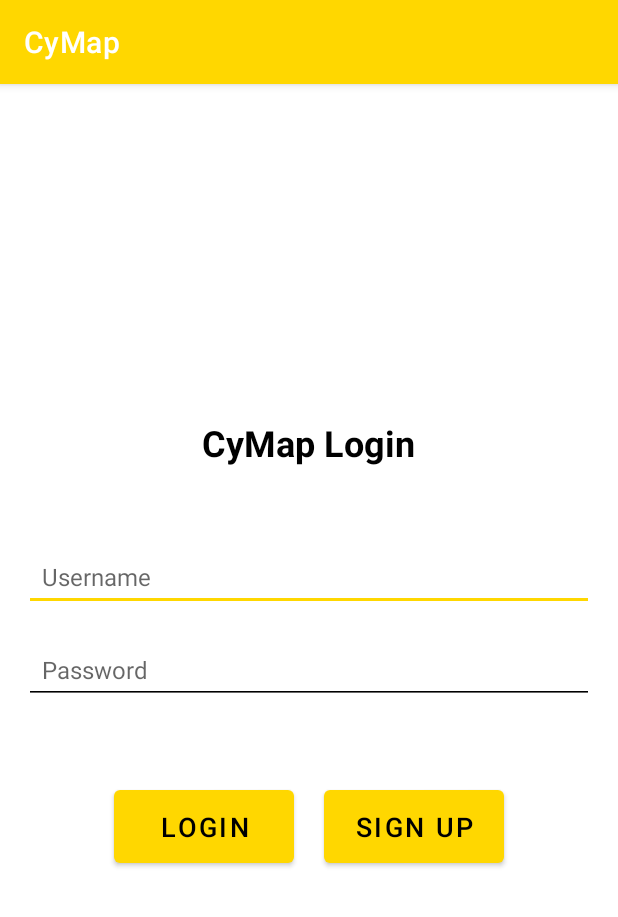
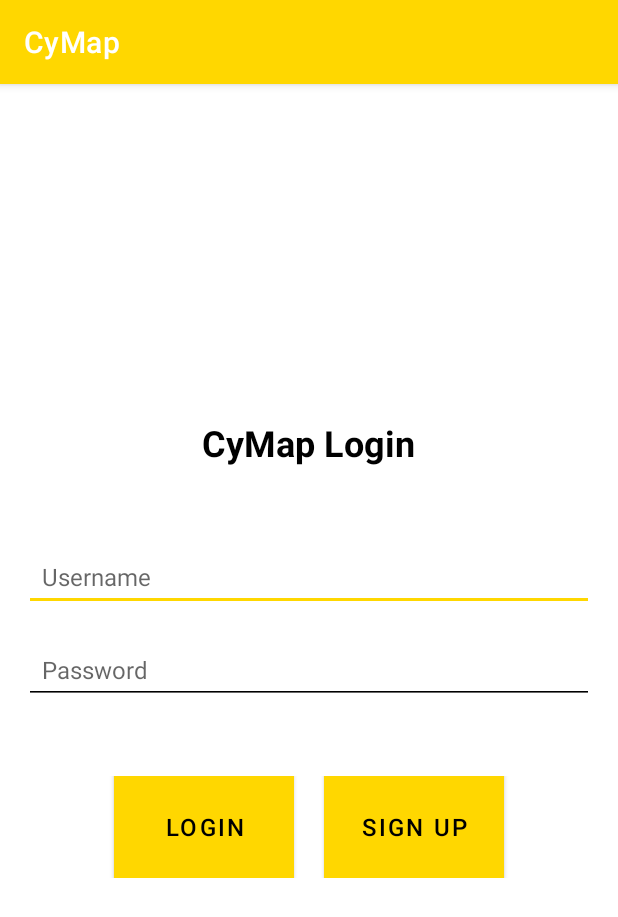
Before and after one commit to dmaheeka/CpRE388_FinalProject_CyMap, an Android app: the screen it shows after launch (loginActivity), after a tap on "LOGIN", on a phone screen of 412 x 824 dp. Shown: the top 917 px of the screen. Run offline under Robolectric (Android 15) with nearby library versions, the phone set to English and light mode, and no system bars; our stand-ins replace Firebase (no records; nobody signed in at launch, a user with empty details on screens opened directly).

Commit message:
login page & popup formatting

```diff
--- a/app/src/main/java/com/example/mapruler/loginActivity.java
+++ b/app/src/main/java/com/example/mapruler/loginActivity.java
@@ -2,38 +2,43 @@
 
 import android.content.Intent;
 import android.os.Bundle;
+import android.util.Log;
 import android.view.View;
 import android.widget.Button;
 import android.widget.EditText;
 import android.widget.Toast;
 
+import androidx.annotation.NonNull;
 import androidx.appcompat.app.AppCompatActivity;
 
+import com.google.android.gms.tasks.OnCompleteListener;
+import com.google.android.gms.tasks.Task;
 import com.google.firebase.auth.FirebaseAuth;
 import com.google.firebase.auth.FirebaseUser;
 
 public class loginActivity extends AppCompatActivity {
 
-    private EditText usernameEditText;
+    private EditText emailEditText;
     private EditText passwordEditText;
     private Button loginButton;
     private Button signUpButton;
 
-    private FirebaseAuth mAuth; // Firebase Authentication instance
+    private FirebaseAuth mAuth;
 
     @Override
     protected void onCreate(Bundle savedInstanceState) {
         super.onCreate(savedInstanceState);
-        setContentView(R.layout.login_xml);  // Load the login layout
+        // Load the login layout
+        setContentView(R.layout.login_xml);
 
         // Initialize FirebaseAuth instance
         mAuth = FirebaseAuth.getInstance();
 
         // Initialize views
-        usernameEditText = findViewById(R.id.username);  // Email input field
-        passwordEditText = findViewById(R.id.password);  // Password input field
-        loginButton = findViewById(R.id.login_button);// Login button
-        signUpButton = findViewById(R.id.sign_up_button); // Sign up button
+        emailEditText = findViewById(R.id.username);
+        passwordEditText = findViewById(R.id.password);
+        loginButton = findViewById(R.id.login_button);
+        signUpButton = findViewById(R.id.sign_up_button);
         loginButton.setVisibility(View.VISIBLE);
         signUpButton.setVisibility(View.VISIBLE);
 
@@ -42,10 +47,10 @@
         loginButton.setOnClickListener(new View.OnClickListener() {
             @Override
             public void onClick(View v) {
-                String email = usernameEditText.getText().toString().trim();
+                String email = emailEditText.getText().toString().trim();
                 String password = passwordEditText.getText().toString().trim();
 
-                // Basic validation
+                //tell the user to put in email and password if they didn't
                 if (email.isEmpty() || password.isEmpty()) {
                     Toast.makeText(loginActivity.this, "Please enter both email and password", Toast.LENGTH_SHORT).show();
                     return;
@@ -58,13 +63,13 @@
                                 // Sign-in successful, navigate to MapsActivity
                                 FirebaseUser user = mAuth.getCurrentUser();
                                 if (user != null) {
-                                    // switch to map activity
                                     Intent intent = new Intent(loginActivity.this, MapsActivity.class);
                                     startActivity(intent);
-                                    finish();  // Close the loginActivity so the user can't go back to it
+                                    // Close the loginActivity so the user can't go back to it
+                                    finish();
                                 }
                             } else {
-                                // If sign-in fails, display a message to the user
+                                // If sign-in fails
                                 Toast.makeText(loginActivity.this, "Authentication failed. Please check your email and password.", Toast.LENGTH_SHORT).show();
                             }
                         });
@@ -75,7 +80,7 @@
         signUpButton.setOnClickListener(new View.OnClickListener() {
             @Override
             public void onClick(View v) {
-                String email = usernameEditText.getText().toString().trim();
+                String email = emailEditText.getText().toString().trim();
                 String password = passwordEditText.getText().toString().trim();
 
                 // Basic validation
@@ -91,10 +96,10 @@
                                 // Sign-up successful, navigate to MapsActivity
                                 FirebaseUser user = mAuth.getCurrentUser();
                                 if (user != null) {
-                                    // Now, navigate to MapsActivity
                                     Intent intent = new Intent(loginActivity.this, MapsActivity.class);
                                     startActivity(intent);
-                                    finish();  // Close the loginActivity so the user can't go back to it
+                                    // Close the loginActivity so the user can't go back to it
+                                    finish();
                                 }
                             } else {
                                 // If sign-up fails, display a message to the user
@@ -103,5 +108,7 @@
                         });
             }
         });
+
+
     }
 }
--- a/app/src/main/res/layout/activity_maps.xml
+++ b/app/src/main/res/layout/activity_maps.xml
@@ -100,7 +100,6 @@
         android:id="@+id/stepsTextView"
         android:layout_width="wrap_content"
         android:layout_height="wrap_content"
-        android:text="Steps"
         android:textColor="#FFFFFF"
         android:layout_marginTop="50dp"
         android:textSize="20sp" />
--- a/app/src/main/res/layout/building_popup.xml
+++ b/app/src/main/res/layout/building_popup.xml
@@ -12,6 +12,8 @@
         android:layout_width="wrap_content"
         android:layout_height="wrap_content"
         android:text="Building Name"
+        android:textStyle="bold"
+        android:textAlignment="center"
         android:textSize="20sp"
         android:textColor="#000000"
         android:layout_marginBottom="8dp"/>
@@ -19,7 +21,7 @@
     <!-- TextView for building information -->
     <TextView
         android:id="@+id/buildingInfoTextView"
-        android:layout_width="wrap_content"
+        android:layout_width="300dp"
         android:layout_height="wrap_content"
         android:text="Building Info"
         android:textSize="20sp"
--- a/app/src/main/res/layout/login_xml.xml
+++ b/app/src/main/res/layout/login_xml.xml
@@ -48,22 +48,22 @@
     <Button
         android:id="@+id/login_button"
         android:layout_width="120dp"
-        android:layout_height="wrap_content"
+        android:layout_height="100dp"
         android:text="Login"
         android:textColor="@color/black"
-        android:textSize="18sp"
+        android:textSize="16sp"
+        android:textAlignment="center"
         android:visibility="visible"
-        android:layout_marginRight="20dp"
-        android:padding="12dp" />
+        android:layout_marginRight="20dp"/>
     <Button
         android:id="@+id/sign_up_button"
         android:layout_width="120dp"
-        android:layout_height="wrap_content"
+        android:layout_height="100dp"
         android:text="sign up"
+        android:textAlignment="center"
         android:textColor="@color/black"
-        android:textSize="18sp"
-        android:visibility="visible"
-        android:padding="12dp" />
+        android:textSize="16sp"
+        android:visibility="visible"/>
 
 
 </LinearLayout>
```
